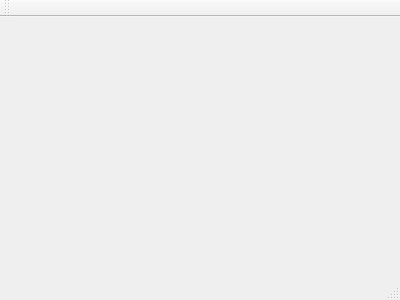
Above: Sapper/mainwindow.ui from schernoudov/sapper before the change. Below: the same form after it.
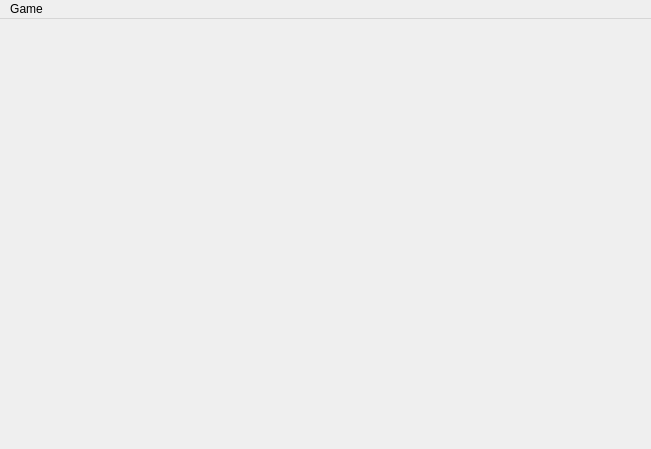
That is the form after the change.

Diff of the .ui file:
```diff
--- a/Sapper/mainwindow.ui
+++ b/Sapper/mainwindow.ui
@@ -1,24 +1,57 @@
 <ui version="4.0">
  <class>MainWindow</class>
- <widget class="QMainWindow" name="MainWindow" >
-  <property name="geometry" >
+ <widget class="QMainWindow" name="MainWindow">
+  <property name="geometry">
    <rect>
     <x>0</x>
     <y>0</y>
-    <width>400</width>
-    <height>300</height>
+    <width>651</width>
+    <height>449</height>
    </rect>
   </property>
   <property name="windowTitle" >
    <string>MainWindow</string>
   </property>
-  <widget class="QMenuBar" name="menuBar" />
-  <widget class="QToolBar" name="mainToolBar" />
-  <widget class="QWidget" name="centralWidget" />
-  <widget class="QStatusBar" name="statusBar" />
+  <widget class="QWidget" name="centralWidget">
+   <widget class="QWidget" name="gridLayoutWidget">
+    <property name="geometry">
+     <rect>
+      <x>50</x>
+      <y>30</y>
+      <width>561</width>
+      <height>341</height>
+     </rect>
+    </property>
+    <layout class="QGridLayout" name="gridLayout"/>
+   </widget>
+  </widget>
+  <widget class="QMenuBar" name="menuBar">
+   <property name="geometry">
+    <rect>
+     <x>0</x>
+     <y>0</y>
+     <width>651</width>
+     <height>21</height>
+    </rect>
+   </property>
+   <widget class="QMenu" name="menuGame">
+    <property name="title">
+     <string>Game</string>
+    </property>
+    <addaction name="actionNew_Game"/>
+   </widget>
+   <addaction name="menuGame"/>
+  </widget>
+  <action name="actionNew_Game">
+   <property name="text">
+    <string>New Game</string>
+   </property>
+   <property name="shortcutContext">
+    <enum>Qt::ApplicationShortcut</enum>
+   </property>
+  </action>
  </widget>
- <layoutDefault spacing="6" margin="11" />
- <pixmapfunction></pixmapfunction>
+ <layoutdefault spacing="6" margin="11"/>
  <resources/>
  <connections/>
 </ui>
```
Left out of the diff: 3 changed lines with no effect on the pictures.
